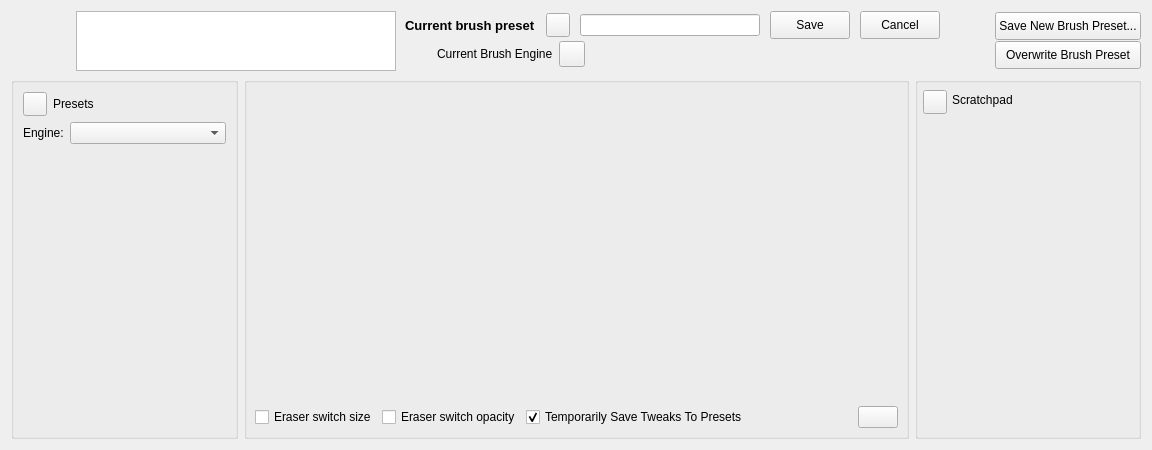
yak1234/krita-creative-agent, file libs/ui/forms/wdgpaintopsettings.ui: the form before one commit.
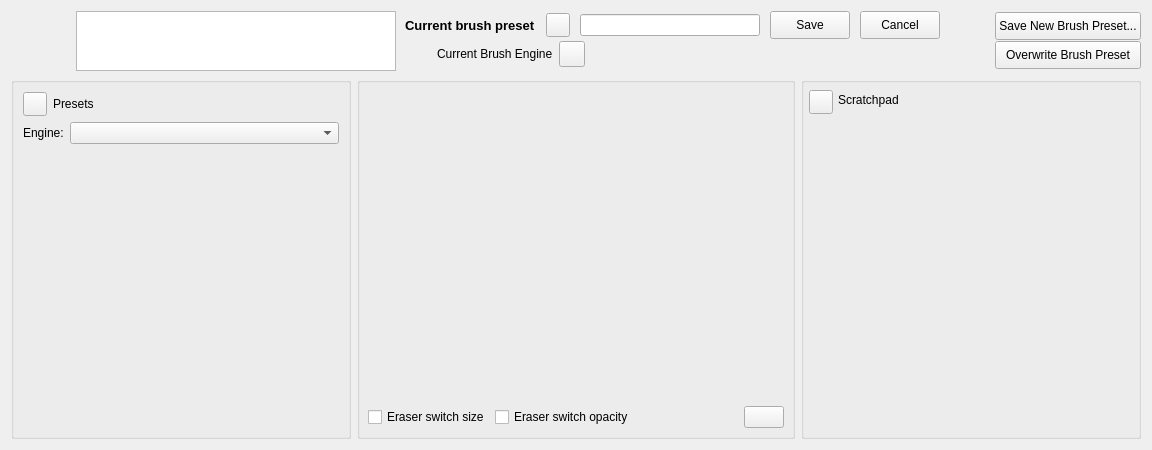
The form after the commit. Custom widgets are drawn as their Qt base class.

Commit message: Merge agent/revamp-brush: preset persistence with the agent gate (3.1), reviewed and fixed

Patch:
```diff
--- a/libs/ui/forms/wdgpaintopsettings.ui
+++ b/libs/ui/forms/wdgpaintopsettings.ui
@@ -669,22 +669,6 @@
           </property>
          </widget>
         </item>
-        <item>
-         <widget class="QCheckBox" name="dirtyPresetCheckBox">
-          <property name="sizePolicy">
-           <sizepolicy hsizetype="Minimum" vsizetype="Fixed">
-            <horstretch>0</horstretch>
-            <verstretch>0</verstretch>
-           </sizepolicy>
-          </property>
-          <property name="text">
-           <string>Temporarily Save Tweaks To Presets</string>
-          </property>
-          <property name="checked">
-           <bool>true</bool>
-          </property>
-         </widget>
-        </item>
         <item>
          <spacer name="horizontalSpacer">
           <property name="orientation">
```
The commit also changes 30 other files.
